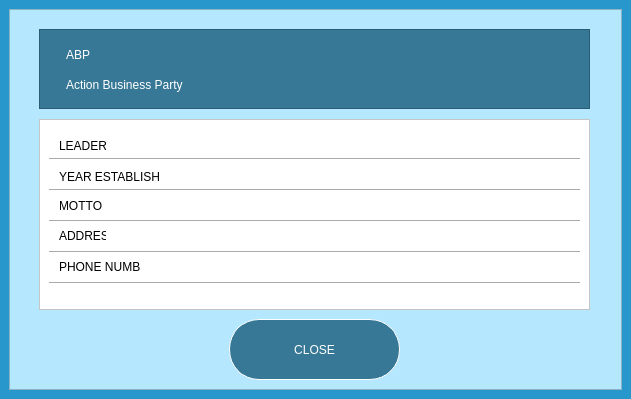
The window that ui/contestant.ui (KotoJallow/Voting-System) describes before a commit, drawn with Qt 5.
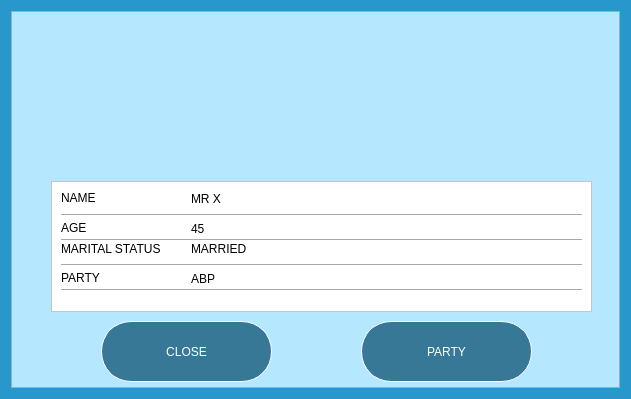
The same window after the commit. Icons and pictures are not drawn.

Commit message: set party and contestant ui

What changed in the file:
```diff
--- a/ui/contestant.ui
+++ b/ui/contestant.ui
@@ -28,15 +28,9 @@
   <property name="styleSheet">
    <string notr="true">background-color: #2898cc;</string>
   </property>
+  <layout class="QGridLayout" name="gridLayout">
+   <item row="0" column="0">
   <widget class="QFrame" name="frame">
-   <property name="geometry">
-    <rect>
-     <x>9</x>
-     <y>9</y>
-     <width>613</width>
-     <height>381</height>
-    </rect>
-   </property>
    <property name="styleSheet">
     <string notr="true">background-color: #b5e7ff;</string>
    </property>
@@ -46,82 +40,51 @@
    <property name="frameShadow">
     <enum>QFrame::Raised</enum>
    </property>
+     <widget class="QLabel" name="lblImage">
+      <property name="geometry">
+       <rect>
+        <x>180</x>
+        <y>10</y>
+        <width>231</width>
+        <height>151</height>
+       </rect>
+      </property>
+      <property name="styleSheet">
+       <string notr="true"/>
+      </property>
+      <property name="text">
+       <string/>
+      </property>
+      <property name="pixmap">
+       <pixmap resource="../resource.qrc">:/loginBackgroundImage/images/assets_mayor2.png</pixmap>
+      </property>
+      <property name="scaledContents">
+       <bool>true</bool>
+      </property>
+     </widget>
    <widget class="QFrame" name="frame_2">
     <property name="geometry">
      <rect>
-      <x>30</x>
-      <y>20</y>
-      <width>551</width>
-      <height>80</height>
-     </rect>
-    </property>
-    <property name="styleSheet">
-     <string notr="true">background-color:#377896;
-border-color: #b9daea;
-font: 16pt &quot;MS Shell Dlg 2&quot;;
-color: white;
-padding: 4px;
-text-align: center;</string>
-    </property>
-    <property name="frameShape">
-     <enum>QFrame::StyledPanel</enum>
-    </property>
-    <property name="frameShadow">
-     <enum>QFrame::Raised</enum>
-    </property>
-    <widget class="QLabel" name="label">
-     <property name="geometry">
-      <rect>
-       <x>20</x>
-       <y>10</y>
-       <width>201</width>
-       <height>31</height>
-      </rect>
-     </property>
-     <property name="styleSheet">
-      <string notr="true"/>
-     </property>
-     <property name="text">
-      <string>ABP</string>
-     </property>
-    </widget>
-    <widget class="QLabel" name="label_2">
-     <property name="geometry">
-      <rect>
-       <x>20</x>
-       <y>40</y>
-       <width>491</width>
-       <height>31</height>
-      </rect>
-     </property>
-     <property name="text">
-      <string>Action Business Party</string>
-     </property>
-    </widget>
-   </widget>
-   <widget class="QFrame" name="frame_3">
-    <property name="geometry">
-     <rect>
-      <x>30</x>
-      <y>110</y>
-      <width>551</width>
-      <height>191</height>
+        <x>40</x>
+        <y>170</y>
+        <width>541</width>
+        <height>131</height>
      </rect>
     </property>
     <property name="minimumSize">
      <size>
-      <width>551</width>
-      <height>191</height>
+        <width>541</width>
+        <height>131</height>
      </size>
     </property>
     <property name="maximumSize">
      <size>
-      <width>551</width>
-      <height>191</height>
+        <width>541</width>
+        <height>131</height>
      </size>
     </property>
     <property name="styleSheet">
-     <string notr="true">background-color:white;</string>
+       <string notr="true">background-color: rgb(255, 255, 255);</string>
     </property>
     <property name="frameShape">
      <enum>QFrame::StyledPanel</enum>
@@ -133,8 +96,8 @@
      <property name="geometry">
       <rect>
        <x>10</x>
-       <y>32</y>
-       <width>531</width>
+         <y>26</y>
+         <width>521</width>
        <height>16</height>
       </rect>
      </property>
@@ -146,8 +109,8 @@
      <property name="geometry">
       <rect>
        <x>10</x>
-       <y>94</y>
-       <width>531</width>
+         <y>51</y>
+         <width>521</width>
        <height>16</height>
       </rect>
      </property>
@@ -159,8 +122,8 @@
      <property name="geometry">
       <rect>
        <x>10</x>
-       <y>63</y>
-       <width>531</width>
+         <y>76</y>
+         <width>521</width>
        <height>16</height>
       </rect>
      </property>
@@ -172,8 +135,8 @@
      <property name="geometry">
       <rect>
        <x>10</x>
-       <y>156</y>
-       <width>531</width>
+         <y>101</y>
+         <width>521</width>
        <height>16</height>
       </rect>
      </property>
@@ -181,89 +144,118 @@
       <enum>Qt::Horizontal</enum>
      </property>
     </widget>
-    <widget class="Line" name="line_5">
+      <widget class="QLabel" name="label">
      <property name="geometry">
       <rect>
        <x>10</x>
-       <y>125</y>
-       <width>531</width>
-       <height>16</height>
-      </rect>
-     </property>
-     <property name="orientation">
-      <enum>Qt::Horizontal</enum>
+         <y>10</y>
+         <width>47</width>
+         <height>13</height>
+        </rect>
+       </property>
+       <property name="styleSheet">
+        <string notr="true"/>
+       </property>
+       <property name="text">
+        <string>NAME</string>
+       </property>
+      </widget>
+      <widget class="QLabel" name="label_2">
+       <property name="geometry">
+        <rect>
+         <x>10</x>
+         <y>40</y>
+         <width>47</width>
+         <height>13</height>
+        </rect>
+       </property>
+       <property name="text">
+        <string>AGE</string>
      </property>
     </widget>
     <widget class="QLabel" name="label_3">
      <property name="geometry">
       <rect>
-       <x>20</x>
-       <y>20</y>
-       <width>47</width>
-       <height>13</height>
-      </rect>
-     </property>
-     <property name="text">
-      <string>LEADER</string>
-     </property>
-    </widget>
-    <widget class="QLabel" name="label_4">
-     <property name="geometry">
-      <rect>
-       <x>20</x>
-       <y>50</y>
+         <x>10</x>
+         <y>60</y>
        <width>101</width>
        <height>16</height>
       </rect>
      </property>
      <property name="text">
-      <string>YEAR ESTABLISHED</string>
-     </property>
-    </widget>
-    <widget class="QLabel" name="label_5">
+        <string>MARITAL STATUS</string>
+       </property>
+      </widget>
+      <widget class="QLabel" name="label_4">
      <property name="geometry">
       <rect>
-       <x>20</x>
-       <y>80</y>
+         <x>10</x>
+         <y>90</y>
        <width>47</width>
        <height>13</height>
       </rect>
      </property>
      <property name="text">
-      <string>MOTTO</string>
-     </property>
-    </widget>
-    <widget class="QLabel" name="label_6">
+        <string>PARTY</string>
+       </property>
+      </widget>
+      <widget class="QLabel" name="lblName">
      <property name="geometry">
       <rect>
-       <x>20</x>
-       <y>110</y>
-       <width>47</width>
-       <height>13</height>
+         <x>140</x>
+         <y>10</y>
+         <width>391</width>
+         <height>16</height>
       </rect>
      </property>
      <property name="text">
-      <string>ADDRESS</string>
-     </property>
-    </widget>
-    <widget class="QLabel" name="label_7">
+        <string>MR X</string>
+       </property>
+      </widget>
+      <widget class="QLabel" name="lblAge">
      <property name="geometry">
       <rect>
-       <x>20</x>
-       <y>140</y>
-       <width>81</width>
+         <x>140</x>
+         <y>40</y>
+         <width>391</width>
        <height>16</height>
       </rect>
      </property>
      <property name="text">
-      <string>PHONE NUMBER</string>
-     </property>
-    </widget>
-   </widget>
-   <widget class="QPushButton" name="btnSubmit">
+        <string>45</string>
+       </property>
+      </widget>
+      <widget class="QLabel" name="lblMaritalStatus">
+       <property name="geometry">
+        <rect>
+         <x>140</x>
+         <y>60</y>
+         <width>391</width>
+         <height>16</height>
+        </rect>
+       </property>
+       <property name="text">
+        <string>MARRIED</string>
+       </property>
+      </widget>
+      <widget class="QLabel" name="lblParty">
     <property name="geometry">
      <rect>
-      <x>220</x>
+         <x>140</x>
+         <y>90</y>
+         <width>391</width>
+         <height>16</height>
+        </rect>
+       </property>
+       <property name="text">
+        <string>ABP</string>
+       </property>
+      </widget>
+     </widget>
+     <widget class="QPushButton" name="btnClose">
+      <property name="geometry">
+       <rect>
+        <x>90</x>
       <y>310</y>
       <width>171</width>
       <height>61</height>
@@ -282,8 +274,37 @@
      <string>CLOSE</string>
     </property>
    </widget>
-  </widget>
- </widget>
- <resources/>
+     <widget class="QPushButton" name="btnParty">
+      <property name="geometry">
+       <rect>
+        <x>350</x>
+        <y>310</y>
+        <width>171</width>
+        <height>61</height>
+       </rect>
+      </property>
+      <property name="toolTip">
+       <string>View Party</string>
+      </property>
+      <property name="styleSheet">
+       <string notr="true">background-color:#377896;
+font: 18pt &quot;MS Shell Dlg 2&quot;;
+ border-style: solid;
+ border-width:1px;
+ border-radius:30px;
+ border-color: white;
+color:white;</string>
+      </property>
+      <property name="text">
+       <string>PARTY</string>
+      </property>
+     </widget>
+    </widget>
+   </item>
+  </layout>
+ </widget>
+ <resources>
+  <include location="../resource.qrc"/>
+ </resources>
  <connections/>
 </ui>
```
Left out of the diff: 3 changed lines with no effect on the pictures. Lines whose indentation alone changed are shown as unchanged. The commit also changes 1 other file.
